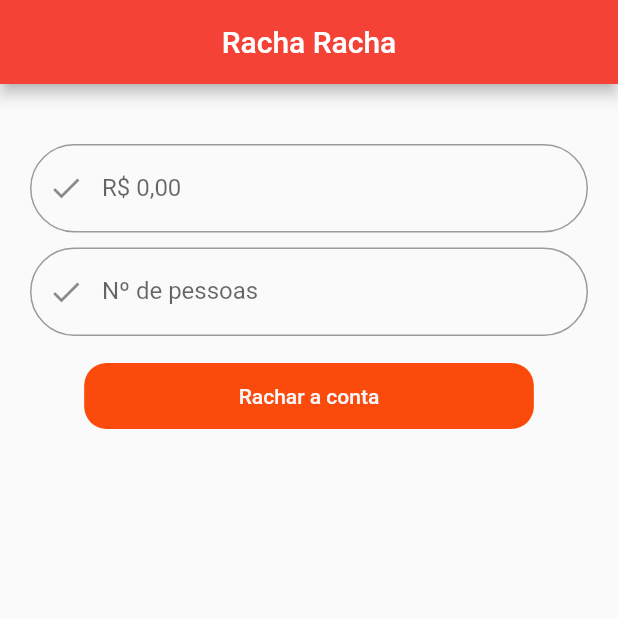
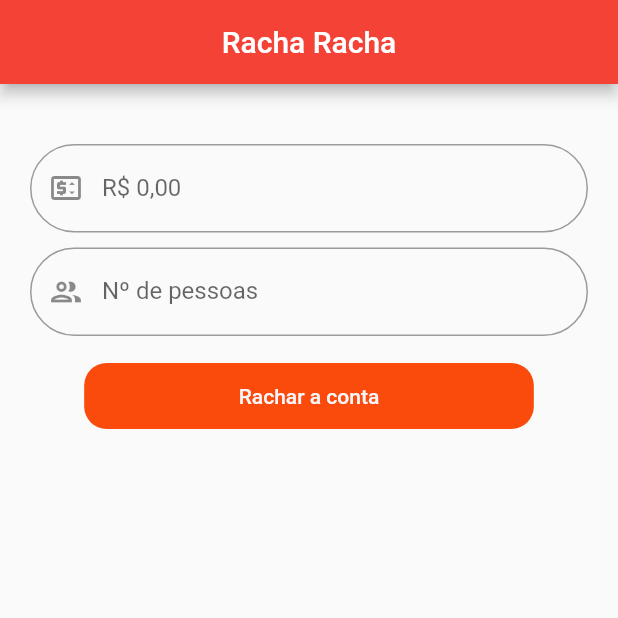
Before and after one commit to ivictoruan/rachaconta, a Flutter app: the screen it shows after launch, on a phone screen of 412 x 824 dp, the top half of it. Run offline on Flutter 3.47's test engine with Material 2 defaults, Android fonts, the light colour scheme and no system bars.

Commit message:
Add icones para os campos

```diff
--- a/lib/src/core/widgets/custom_text_field.dart
+++ b/lib/src/core/widgets/custom_text_field.dart
@@ -3,10 +3,11 @@ import 'package:flutter/material.dart';
 class CustomTextField extends StatelessWidget {
 
   final String labelText;
+  final IconData? icon;
 
   const CustomTextField(
     {
-      Key? key, required this.labelText,
+      Key? key, required this.labelText, this.icon,
     }) : super(key: key);
 
   @override
@@ -15,7 +16,7 @@ class CustomTextField extends StatelessWidget {
               decoration: InputDecoration(
                 labelText: labelText,
                 hintText: "Digite o $labelText",
-                prefixIcon: const Icon(Icons.done),
+                prefixIcon:icon == null ? null : Icon(icon),
                 // icon: Icons.ac_unit_outlined,
                 border: const OutlineInputBorder(
                   // borderSide: BorderSide(color: Colors.green, width: 2.0),
--- a/lib/src/screens/home_screen.dart
+++ b/lib/src/screens/home_screen.dart
@@ -41,9 +41,9 @@ class _HomeScreenState extends State<HomeScreen> {
           children:  [
             //Estão bebendo?
             const SizedBox(height:20),
-            const CustomTextField(labelText: "R\$ 0,00"),
+            const CustomTextField(labelText: "R\$ 0,00", icon: Icons.price_change_outlined),
             const SizedBox(height:10),
-            const CustomTextField(labelText: "Nº de pessoas"),
+            const CustomTextField(labelText: "Nº de pessoas", icon: Icons.people_outline_sharp),
             const SizedBox(height:10),
             // CustomTextField(),
             // porcentagem do garçom
```
Also changed, not shown: lib/src/core/widgets/action_button.dart (line endings or trailing spaces).
